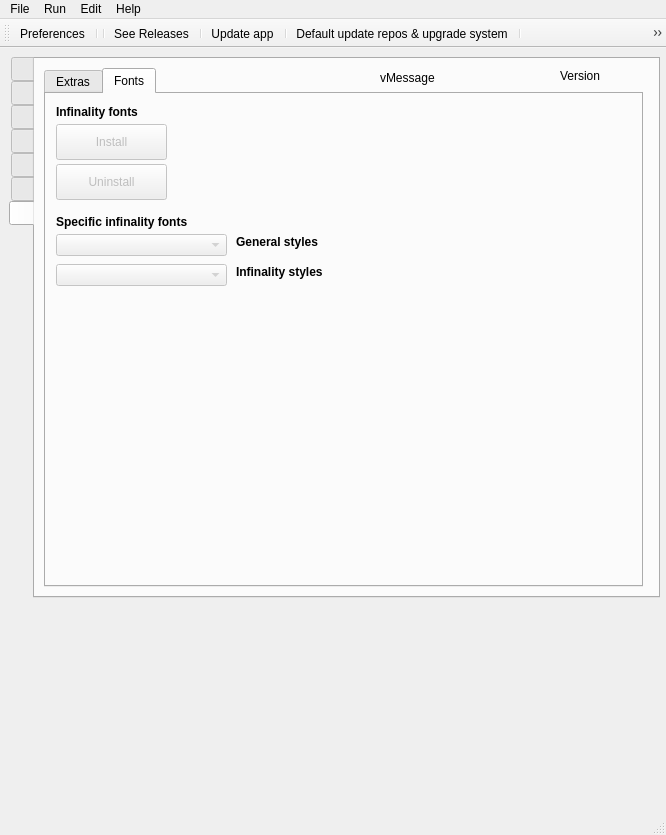
This is src/mainwindow.ui in adgellida/ubunsys as Qt 5 draws it before an edit. The edited form follows.
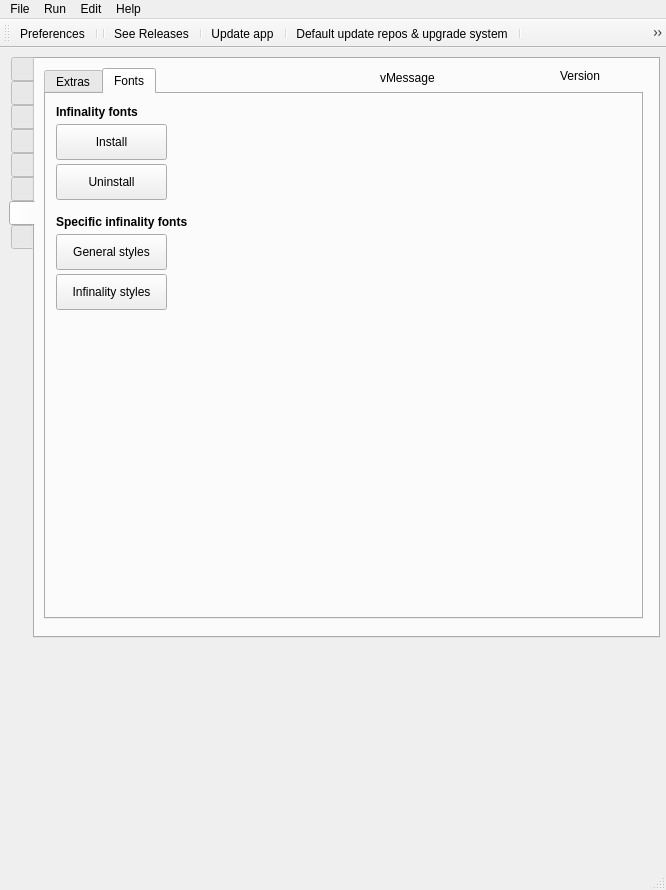
This is the edited form. The open tabs and pages were chosen to show the change. Icons and pictures are not drawn.

What changed in the file:
```diff
--- a/src/mainwindow.ui
+++ b/src/mainwindow.ui
@@ -7,7 +7,7 @@
     <x>0</x>
     <y>0</y>
     <width>666</width>
-    <height>835</height>
+    <height>890</height>
    </rect>
   </property>
   <property name="windowTitle">
@@ -27,7 +27,7 @@
       <x>9</x>
       <y>9</y>
       <width>651</width>
-      <height>541</height>
+      <height>581</height>
      </rect>
     </property>
     <property name="layoutDirection">
@@ -2704,7 +2704,7 @@
         <x>9</x>
         <y>9</y>
         <width>599</width>
-        <height>519</height>
+        <height>551</height>
        </rect>
       </property>
       <property name="font">
@@ -3765,160 +3765,6 @@
          <string>Specific infinality fonts</string>
         </property>
        </widget>
-       <widget class="QComboBox" name="comboBox">
-        <property name="enabled">
-         <bool>false</bool>
-        </property>
-        <property name="geometry">
-         <rect>
-          <x>10</x>
-          <y>140</y>
-          <width>171</width>
-          <height>22</height>
-         </rect>
-        </property>
-        <item>
-         <property name="text">
-          <string/>
-         </property>
-        </item>
-        <item>
-         <property name="text">
-          <string>OSX</string>
-         </property>
-        </item>
-        <item>
-         <property name="text">
-          <string>IPAD</string>
-         </property>
-        </item>
-        <item>
-         <property name="text">
-          <string>UBUNTU</string>
-         </property>
-        </item>
-        <item>
-         <property name="text">
-          <string>LINUX</string>
-         </property>
-        </item>
-        <item>
-         <property name="text">
-          <string>WINDOWS</string>
-         </property>
-        </item>
-        <item>
-         <property name="text">
-          <string>WINDOWS7</string>
-         </property>
-        </item>
-        <item>
-         <property name="text">
-          <string>WINDOWS7LIGHT</string>
-         </property>
-        </item>
-        <item>
-         <property name="text">
-          <string>VANILLA</string>
-         </property>
-        </item>
-        <item>
-         <property name="text">
-          <string>CUSTOM</string>
-         </property>
-        </item>
-       </widget>
-       <widget class="QComboBox" name="comboBox_2">
-        <property name="enabled">
-         <bool>false</bool>
-        </property>
-        <property name="geometry">
-         <rect>
-          <x>10</x>
-          <y>170</y>
-          <width>171</width>
-          <height>22</height>
-         </rect>
-        </property>
-        <item>
-         <property name="text">
-          <string/>
-         </property>
-        </item>
-        <item>
-         <property name="text">
-          <string>CLASSIC</string>
-         </property>
-        </item>
-        <item>
-         <property name="text">
-          <string>NUDGE</string>
-         </property>
-        </item>
-        <item>
-         <property name="text">
-          <string>PUSH</string>
-         </property>
-        </item>
-        <item>
-         <property name="text">
-          <string>SHOVE</string>
-         </property>
-        </item>
-        <item>
-         <property name="text">
-          <string>SHARPENED</string>
-         </property>
-        </item>
-        <item>
-         <property name="text">
-          <string>INFINALITY</string>
-         </property>
-        </item>
-        <item>
-         <property name="text">
-          <string>DISABLED</string>
-         </property>
-        </item>
-       </widget>
-       <widget class="QLabel" name="label_7">
-        <property name="geometry">
-         <rect>
-          <x>190</x>
-          <y>170</y>
-          <width>211</width>
-          <height>16</height>
-         </rect>
-        </property>
-        <property name="font">
-         <font>
-          <weight>75</weight>
-          <bold>true</bold>
-         </font>
-        </property>
-        <property name="text">
-         <string>Infinality styles</string>
-        </property>
-       </widget>
-       <widget class="QLabel" name="label_12">
-        <property name="geometry">
-         <rect>
-          <x>190</x>
-          <y>140</y>
-          <width>211</width>
-          <height>16</height>
-         </rect>
-        </property>
-        <property name="font">
-         <font>
-          <weight>75</weight>
-          <bold>true</bold>
-         </font>
-        </property>
-        <property name="text">
-         <string>General styles</string>
-        </property>
-       </widget>
        <widget class="QLabel" name="label_10">
         <property name="geometry">
          <rect>
@@ -3940,7 +3786,7 @@
        </widget>
        <widget class="QPushButton" name="installInfinalityFontsButton">
         <property name="enabled">
-         <bool>false</bool>
+         <bool>true</bool>
         </property>
         <property name="geometry">
          <rect>
@@ -3971,7 +3817,7 @@
        </widget>
        <widget class="QPushButton" name="uninstallInfinalityFontsButton">
         <property name="enabled">
-         <bool>false</bool>
+         <bool>true</bool>
         </property>
         <property name="geometry">
          <rect>
@@ -4000,6 +3846,117 @@
          <bool>false</bool>
         </property>
        </widget>
+       <widget class="QPushButton" name="InfinalityFontsGeneralStylesButton">
+        <property name="enabled">
+         <bool>true</bool>
+        </property>
+        <property name="geometry">
+         <rect>
+          <x>10</x>
+          <y>140</y>
+          <width>111</width>
+          <height>36</height>
+         </rect>
+        </property>
+        <property name="whatsThis">
+         <string/>
+        </property>
+        <property name="text">
+         <string>General styles</string>
+        </property>
+        <property name="iconSize">
+         <size>
+          <width>30</width>
+          <height>30</height>
+         </size>
+        </property>
+        <property name="shortcut">
+         <string/>
+        </property>
+        <property name="checkable">
+         <bool>false</bool>
+        </property>
+       </widget>
+       <widget class="QPushButton" name="InfinalityFontsInfinalityStylesButton">
+        <property name="enabled">
+         <bool>true</bool>
+        </property>
+        <property name="geometry">
+         <rect>
+          <x>10</x>
+          <y>180</y>
+          <width>111</width>
+          <height>36</height>
+         </rect>
+        </property>
+        <property name="whatsThis">
+         <string/>
+        </property>
+        <property name="text">
+         <string>Infinality styles</string>
+        </property>
+        <property name="iconSize">
+         <size>
+          <width>30</width>
+          <height>30</height>
+         </size>
+        </property>
+        <property name="shortcut">
+         <string/>
+        </property>
+        <property name="checkable">
+         <bool>false</bool>
+        </property>
+       </widget>
+      </widget>
+     </widget>
+    </widget>
+    <widget class="QWidget" name="tab_4">
+     <attribute name="icon">
+      <iconset resource="ubunsys.qrc">
+       <normaloff>:/images/info.png</normaloff>:/images/info.png</iconset>
+     </attribute>
+     <attribute name="title">
+      <string/>
+     </attribute>
+     <widget class="QTabWidget" name="tabWidget_11">
+      <property name="geometry">
+       <rect>
+        <x>9</x>
+        <y>9</y>
+        <width>599</width>
+        <height>551</height>
+       </rect>
+      </property>
+      <property name="font">
+       <font>
+        <weight>50</weight>
+        <bold>false</bold>
+       </font>
+      </property>
+      <property name="autoFillBackground">
+       <bool>false</bool>
+      </property>
+      <property name="currentIndex">
+       <number>0</number>
+      </property>
+      <widget class="QWidget" name="tab_30">
+       <attribute name="title">
+        <string>System</string>
+       </attribute>
+       <widget class="QPushButton" name="generalInfoButton">
+        <property name="geometry">
+         <rect>
+          <x>10</x>
+          <y>10</y>
+          <width>111</width>
+          <height>36</height>
+         </rect>
+        </property>
+        <property name="text">
+         <string>General Info</string>
+        </property>
+       </widget>
       </widget>
      </widget>
     </widget>
@@ -4008,7 +3965,7 @@
     <property name="geometry">
      <rect>
       <x>40</x>
-      <y>550</y>
+      <y>640</y>
       <width>621</width>
       <height>131</height>
      </rect>
```
Left out of the diff: 16 changed lines with no effect on the pictures.
